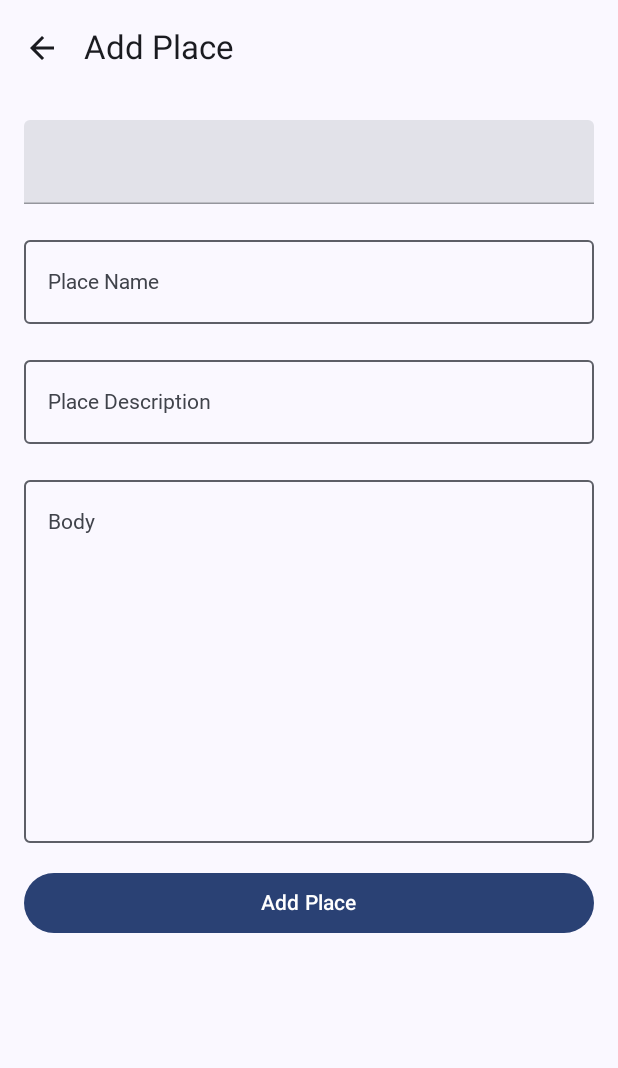
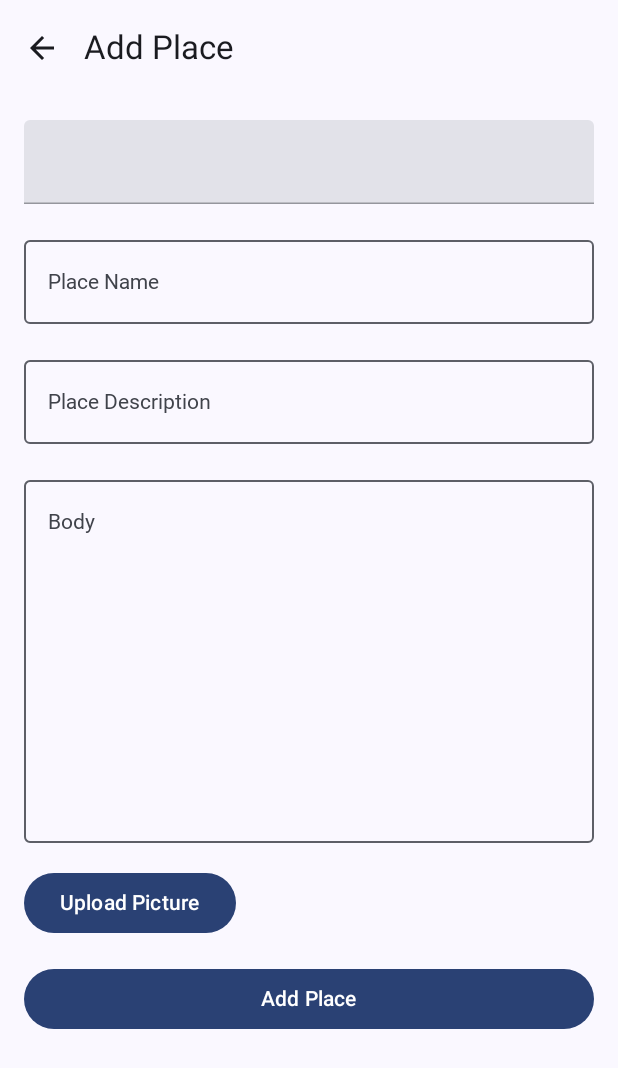
Before and after one commit to yummy10/Wander, an Android app built with Jetpack Compose: the AddPlaceScreen screen opened through its navigation route, after a tap on "Add Place", on a phone screen of 412 x 824 dp. Shown: the top 1068 px of the screen. Run offline under Robolectric (Android 15) with nearby library versions, the phone set to English and light mode, and no system bars; libraries missing offline, so code that uses them is left out: com.jakewharton.retrofit2; Roboto replaces fonts that are not available here.

```diff
--- a/app/build.gradle.kts
+++ b/app/build.gradle.kts
@@ -56,6 +56,8 @@ dependencies {
     implementation("androidx.core:core-ktx:1.12.0")
     implementation("androidx.lifecycle:lifecycle-runtime-ktx:2.7.0")
     implementation("androidx.activity:activity-compose:1.8.2")
+    implementation ("androidx.activity:activity-ktx:1.3.1")
+    implementation ("androidx.fragment:fragment-ktx:1.3.0")
     implementation(platform("androidx.compose:compose-bom:2023.08.00"))
     implementation("androidx.compose.ui:ui")
     implementation("androidx.compose.ui:ui-graphics")
@@ -85,6 +87,7 @@ dependencies {
     implementation ("com.squareup.okhttp3:logging-interceptor:4.11.0")
     implementation("androidx.hilt:hilt-navigation-fragment:1.0.0")
     implementation ("androidx.hilt:hilt-navigation-compose:1.0.0")
+    implementation ("com.google.code.gson:gson:2.8.6")
     //Room
 //    implementation("androidx.room:room-runtime:2.6.1")
 //    ksp("androidx.room:room-compiler:2.6.1")
--- a/app/src/main/java/com/example/wander/MainActivity.kt
+++ b/app/src/main/java/com/example/wander/MainActivity.kt
@@ -5,15 +5,30 @@ import android.content.Context
 import android.os.Bundle
 import androidx.activity.ComponentActivity
 import androidx.activity.compose.setContent
+import androidx.activity.result.contract.ActivityResultContracts
+import androidx.activity.viewModels
 import androidx.compose.foundation.layout.fillMaxSize
 import androidx.compose.material3.MaterialTheme
 import androidx.compose.material3.Surface
 import androidx.compose.ui.Modifier
 import androidx.compose.ui.platform.LocalContext
 import com.example.wander.ui.LoginViewModel
+import com.example.wander.ui.PhotoViewModel
 import com.example.wander.ui.theme.WanderTheme
 
 class MainActivity : ComponentActivity() {
+    val photoViewModel by viewModels<PhotoViewModel>()
+
+    private val cameraLauncher = registerForActivityResult(ActivityResultContracts.TakePicture()) { isSuccess ->
+        // 处理拍摄的图片
+    }
+
+    private val galleryLauncher = registerForActivityResult(ActivityResultContracts.GetContent()) { uri ->
+        photoViewModel.handleSelectedImage(uri)
+    }
+    fun openGallery() {
+        galleryLauncher.launch("image/*")
+    }
     override fun onCreate(savedInstanceState: Bundle?) {
         super.onCreate(savedInstanceState)
         setContent {
@@ -26,11 +41,19 @@ class MainActivity : ComponentActivity() {
                     val sharedPreferences =
                         context.getSharedPreferences("my_prefs", Context.MODE_PRIVATE)
                     val viewModel = LoginViewModel(sharedPreferences)
-                    WanderApp(viewModel)
+                    WanderApp(viewModel,mainActivity=this@MainActivity)
 
                 }
             }
         }
     }
 
+
+
+    fun openCamera() {
+        // 启动相机
+       // cameraLauncher.launch(/* 相机参数 */)
+    }
+
+
 }
--- a/app/src/main/java/com/example/wander/WanderScreen.kt
+++ b/app/src/main/java/com/example/wander/WanderScreen.kt
@@ -32,6 +32,7 @@ fun WanderApp(
     viewModel: LoginViewModel,
     wviewModel: WViewModel = viewModel(),
     navController: NavHostController = rememberNavController(),
+    mainActivity: MainActivity
 ) {
     NavHost(
         navController = navController,
@@ -68,7 +69,8 @@ fun WanderApp(
         composable(route = WanderScreen.Addplace.name) {
             AddPlaceScreen(
                 onBackPressed = { navController.navigate(WanderScreen.Citylist.name) },
-                wviewModel
+                wviewModel,
+                mainActivity = mainActivity
             )
         }
         composable(route = WanderScreen.Search.name) {
--- a/app/src/main/java/com/example/wander/model/Place.kt
+++ b/app/src/main/java/com/example/wander/model/Place.kt
@@ -15,5 +15,5 @@ data class Place(
 @Serializable
 data class PlaceRequest(
     val place: Place,
-    val placeName: String
+    val currentCityName: String,
 )
--- a/app/src/main/java/com/example/wander/network/WanderApiService.kt
+++ b/app/src/main/java/com/example/wander/network/WanderApiService.kt
@@ -9,18 +9,21 @@ import com.jakewharton.retrofit2.converter.kotlinx.serialization.asConverterFact
 import kotlinx.serialization.Serializable
 import kotlinx.serialization.json.Json
 import okhttp3.MediaType.Companion.toMediaType
+import okhttp3.MultipartBody
 import okhttp3.OkHttpClient
 import okhttp3.logging.HttpLoggingInterceptor
 import retrofit2.Response
 import retrofit2.Retrofit
 import retrofit2.http.Body
 import retrofit2.http.GET
+import retrofit2.http.Multipart
 import retrofit2.http.POST
 import retrofit2.http.PUT
+import retrofit2.http.Part
 import retrofit2.http.Path
 import retrofit2.http.Query
 
-const val BASE_URL = "http://192.168.3.13:80/api/"
+const val BASE_URL = "http://192.168.1.207:80/api/"
 val loggingInterceptor = HttpLoggingInterceptor().apply {
     level = HttpLoggingInterceptor.Level.BODY
 }
@@ -51,8 +54,11 @@ interface WanderApiService {
     @GET("messages")
     suspend fun getAllMessages(): List<Comment>
 
-    @POST("places")
+    @POST("places/add")
     suspend fun addPlace(@Body placeRequest: PlaceRequest)
+    @Multipart
+    @POST("places/addWithImage")
+    suspend fun addPlaceWithImage(@Part parts: List<MultipartBody.Part>): Response<Unit>
     @POST("messages")
     suspend fun addMessage(@Body comment: Comment)
 
--- /dev/null
+++ b/app/src/main/java/com/example/wander/ui/PhotoViewModel.kt
@@ -0,0 +1,24 @@
+package com.example.wander.ui
+
+import android.net.Uri
+import androidx.lifecycle.LiveData
+import androidx.lifecycle.MutableLiveData
+import androidx.lifecycle.ViewModel
+
+class PhotoViewModel : ViewModel() {
+    // LiveData 用于保存选中的图片 URI
+    private val _selectedImageUri = MutableLiveData<Uri>()
+    val selectedImageUri: LiveData<Uri> = _selectedImageUri
+
+    fun handleSelectedImage(uri: Uri?) {
+        // 使用新的 URI 更新 LiveData
+        uri?.let {
+            // 如果 URI 不为空，更新 LiveData
+            _selectedImageUri.value = it
+        }
+    }
+    fun getSelectedImageUri(): Uri? {
+        return _selectedImageUri.value
+    }
+
+}
--- a/app/src/main/java/com/example/wander/ui/WViewModel.kt
+++ b/app/src/main/java/com/example/wander/ui/WViewModel.kt
@@ -1,5 +1,7 @@
 package com.example.wander.ui
 
+import android.content.Context
+import android.net.Uri
 import androidx.compose.runtime.getValue
 import androidx.compose.runtime.mutableStateOf
 import androidx.compose.runtime.setValue
@@ -28,6 +30,7 @@ sealed interface NetsUiState {
 }
 
 class WViewModel : ViewModel() {
+
     private val _uiState = MutableStateFlow(UiState())
     val uiState: StateFlow<UiState> = _uiState.asStateFlow()
     var netsUiState: NetsUiState by mutableStateOf(NetsUiState.Loading)
@@ -73,22 +76,6 @@ class WViewModel : ViewModel() {
         }
     }
 
-//    fun getPlaces() {
-//        viewModelScope.launch {
-//            netsUiState = NetsUiState.Loading
-//            netsUiState = try {
-//                val repository = NetworkPlacesRepository()
-//                _places.value = repository.getPlaces()
-//                NetsUiState.Success(
-//                    "Success:  "
-//                )
-//            } catch (e: IOException) {
-//                NetsUiState.Error
-//            } catch (e: HttpException) {
-//                NetsUiState.Error
-//            }
-//        }
-//    }
 
     fun getSearchPlaces(name: String?, city: String?) {
         viewModelScope.launch {
@@ -137,11 +124,16 @@ class WViewModel : ViewModel() {
         }
     }
 
-    fun addPlace(newPlace: Place, placeName: String) {
+    fun addPlaceWithImage(context: Context, newPlace: Place, currentCityName: String, imageUri: Uri?) {
         viewModelScope.launch {
             handleNetworkCall {
                 val repository = NetworkPlacesRepository()
-                repository.addPlace(newPlace, placeName)
+
+                if (imageUri != null) {
+                    repository.addPlaceWithImage(context,newPlace, currentCityName, imageUri)
+                } else {
+                    repository.addPlace(newPlace, currentCityName)
+                }
             }
         }
     }
@@ -234,4 +226,7 @@ class WViewModel : ViewModel() {
         _uiState.update { it.copy(isChangingPassword = true) }
     }
 
+
+
+
 }
--- a/app/src/main/java/com/example/wander/ui/screens/AddComment.kt
+++ b/app/src/main/java/com/example/wander/ui/screens/AddComment.kt
@@ -25,6 +25,7 @@ import androidx.compose.runtime.mutableStateOf
 import androidx.compose.runtime.remember
 import androidx.compose.runtime.setValue
 import androidx.compose.ui.Modifier
+
 import androidx.compose.ui.res.dimensionResource
 import androidx.compose.ui.res.stringResource
 import androidx.compose.ui.unit.dp
@@ -38,8 +39,7 @@ import com.example.wander.ui.WViewModel
 fun AddComment(onBackPressed: () -> Unit,
                wViewModel: WViewModel,
                modifier: Modifier = Modifier
-) {
-    val uiState by wViewModel.uiState.collectAsState()
+) { val uiState by wViewModel.uiState.collectAsState()
     var placeName by remember { mutableStateOf("") }
     var text by remember { mutableStateOf("") }
     if (uiState.showSuccessDialog) {
--- a/app/src/main/java/com/example/wander/ui/screens/AddPlace.kt
+++ b/app/src/main/java/com/example/wander/ui/screens/AddPlace.kt
@@ -1,6 +1,9 @@
 package com.example.wander.ui.screens
 
 import android.annotation.SuppressLint
+import android.app.Activity
+import android.content.Context
+import android.content.ContextWrapper
 import androidx.compose.foundation.layout.Arrangement
 import androidx.compose.foundation.layout.Column
 import androidx.compose.foundation.layout.fillMaxWidth
@@ -29,18 +32,22 @@ import androidx.compose.ui.unit.dp
 import com.example.wander.R
 import com.example.wander.model.Place
 import com.example.wander.ui.WViewModel
+import androidx.compose.ui.platform.LocalContext
 
 @OptIn(ExperimentalMaterial3Api::class)
 @SuppressLint("StateFlowValueCalledInComposition")
 @Composable
 fun AddPlaceScreen(
-    onBackPressed: () -> Unit, wViewModel: WViewModel, modifier: Modifier = Modifier
+    onBackPressed: () -> Unit, wViewModel: WViewModel, modifier: Modifier = Modifier,
+    mainActivity: com.example.wander.MainActivity
 ) {
     val currentCityName = wViewModel.uiState.value.currentPlace
     val currentCityId = wViewModel.uiState.value.currentId
     var placeName by remember { mutableStateOf("") }
     var placeDescription by remember { mutableStateOf("") }
     var placeBody by remember { mutableStateOf("") }
+    val context = LocalContext.current
+    // 获取当前的 Context
 
     Scaffold(topBar = {
         TopAppBar(title = { Text(stringResource(R.string.add_place)) }, navigationIcon = {
@@ -85,6 +92,12 @@ fun AddPlaceScreen(
                 maxLines = Int.MAX_VALUE,
                 singleLine = false
             )
+            Button(onClick = {
+                mainActivity.openGallery()
+            }) {
+                Text(stringResource(R.string.upload_picture))
+            }
+
             Button(
                 onClick = {
                     val newPlace = Place(
@@ -96,8 +109,8 @@ fun AddPlaceScreen(
                         placeImageName = "",
                         placeImagePath = ""
                     )
-                    wViewModel.addPlace(newPlace, currentCityName)
-
+                        val imageUri = mainActivity.photoViewModel.getSelectedImageUri()
+                        wViewModel.addPlaceWithImage(context,newPlace, currentCityName,imageUri)
                     placeName = ""
                     placeDescription = ""
                     placeBody = ""
--- a/app/src/main/res/values/strings.xml
+++ b/app/src/main/res/values/strings.xml
@@ -55,4 +55,5 @@
     <string name="account_name">Account:</string>
     <string name="unlogged">Not logged in</string>
     <string name="welcome">Welcome to</string>
+    <string name="upload_picture">Upload Picture</string>
 </resources>
```
Also changed, not shown: app/src/main/java/com/example/wander/data/PlacesRepository.kt (+52 -3 lines), 2 other files.
